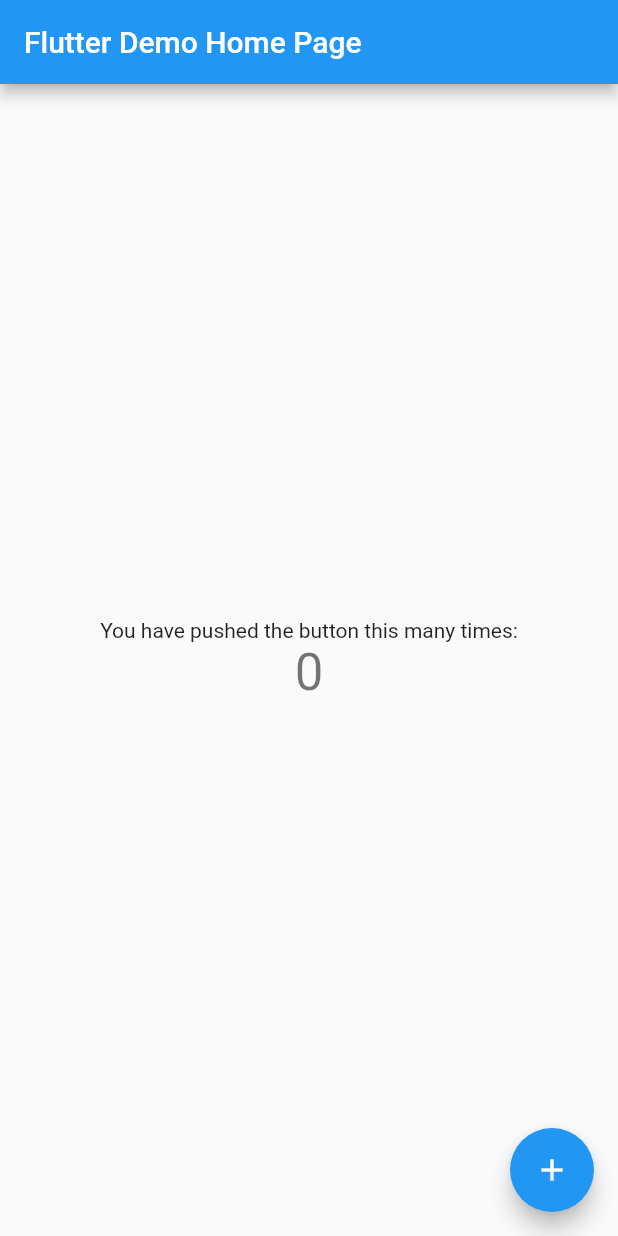
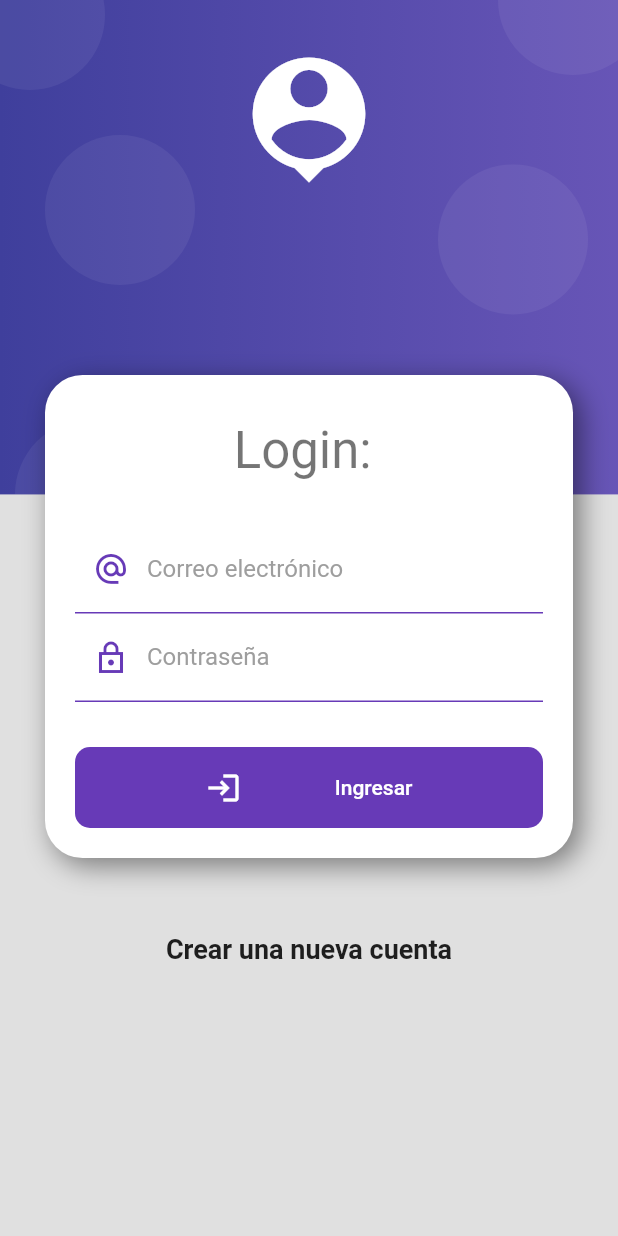
Before and after one commit to LuisPulenta/productos_app, a Flutter app: the screen it shows after launch, on a phone screen of 412 x 824 dp. Run offline on Flutter 3.47's test engine with Material 2 defaults, Android fonts, the phone set to English and light mode, and no system bars.

Commit message:
Video 215

```diff
--- a/lib/main.dart
+++ b/lib/main.dart
@@ -1,115 +1,21 @@
 import 'package:flutter/material.dart';
+import 'package:productos_app/screens/screens.dart';
 
-void main() {
-  runApp(const MyApp());
-}
+void main() => runApp(MyApp());
 
 class MyApp extends StatelessWidget {
-  const MyApp({Key? key}) : super(key: key);
-
-  // This widget is the root of your application.
   @override
   Widget build(BuildContext context) {
     return MaterialApp(
-      title: 'Flutter Demo',
-      theme: ThemeData(
-        // This is the theme of your application.
-        //
-        // Try running your application with "flutter run". You'll see the
-        // application has a blue toolbar. Then, without quitting the app, try
-        // changing the primarySwatch below to Colors.green and then invoke
-        // "hot reload" (press "r" in the console where you ran "flutter run",
-        // or simply save your changes to "hot reload" in a Flutter IDE).
-        // Notice that the counter didn't reset back to zero; the application
-        // is not restarted.
-        primarySwatch: Colors.blue,
-      ),
-      home: const MyHomePage(title: 'Flutter Demo Home Page'),
+      debugShowCheckedModeBanner: false,
+      title: 'Material App',
+      initialRoute: 'login',
+      routes: {
+        'login': (_) => LoginScreen(),
+        'home': (_) => HomeScreen(),
+      },
+      theme:
+          ThemeData.light().copyWith(scaffoldBackgroundColor: Colors.grey[300]),
     );
   }
 }
-
-class MyHomePage extends StatefulWidget {
-  const MyHomePage({Key? key, required this.title}) : super(key: key);
-
-  // This widget is the home page of your application. It is stateful, meaning
-  // that it has a State object (defined below) that contains fields that affect
-  // how it looks.
-
-  // This class is the configuration for the state. It holds the values (in this
-  // case the title) provided by the parent (in this case the App widget) and
-  // used by the build method of the State. Fields in a Widget subclass are
-  // always marked "final".
-
-  final String title;
-
-  @override
-  State<MyHomePage> createState() => _MyHomePageState();
-}
-
-class _MyHomePageState extends State<MyHomePage> {
-  int _counter = 0;
-
-  void _incrementCounter() {
-    setState(() {
-      // This call to setState tells the Flutter framework that something has
-      // changed in this State, which causes it to rerun the build method below
-      // so that the display can reflect the updated values. If we changed
-      // _counter without calling setState(), then the build method would not be
-      // called again, and so nothing would appear to happen.
-      _counter++;
-    });
-  }
-
-  @override
-  Widget build(BuildContext context) {
-    // This method is rerun every time setState is called, for instance as done
-    // by the _incrementCounter method above.
-    //
-    // The Flutter framework has been optimized to make rerunning build methods
-    // fast, so that you can just rebuild anything that needs updating rather
-    // than having to individually change instances of widgets.
-    return Scaffold(
-      appBar: AppBar(
-        // Here we take the value from the MyHomePage object that was created by
-        // the App.build method, and use it to set our appbar title.
-        title: Text(widget.title),
-      ),
-      body: Center(
-        // Center is a layout widget. It takes a single child and positions it
-        // in the middle of the parent.
-        child: Column(
-          // Column is also a layout widget. It takes a list of children and
-          // arranges them vertically. By default, it sizes itself to fit its
-          // children horizontally, and tries to be as tall as its parent.
-          //
-          // Invoke "debug painting" (press "p" in the console, choose the
-          // "Toggle Debug Paint" action from the Flutter Inspector in Android
-          // Studio, or the "Toggle Debug Paint" command in Visual Studio Code)
-          // to see the wireframe for each widget.
-          //
-          // Column has various properties to control how it sizes itself and
-          // how it positions its children. Here we use mainAxisAlignment to
-          // center the children vertically; the main axis here is the vertical
-          // axis because Columns are vertical (the cross axis would be
-          // horizontal).
-          mainAxisAlignment: MainAxisAlignment.center,
-          children: <Widget>[
-            const Text(
-              'You have pushed the button this many times:',
-            ),
-            Text(
-              '$_counter',
-              style: Theme.of(context).textTheme.headline4,
-            ),
-          ],
-        ),
-      ),
-      floatingActionButton: FloatingActionButton(
-        onPressed: _incrementCounter,
-        tooltip: 'Increment',
-        child: const Icon(Icons.add),
-      ), // This trailing comma makes auto-formatting nicer for build methods.
-    );
-  }
-}
--- /dev/null
+++ b/lib/providers/login_form_provider.dart
@@ -0,0 +1,22 @@
+import 'package:flutter/material.dart';
+
+class LoginFormProvider extends ChangeNotifier {
+  GlobalKey<FormState> formKey = new GlobalKey<FormState>();
+
+  String email = '';
+  String password = '';
+  bool _isLoading = false;
+
+  bool get isLoading => _isLoading;
+
+  set isLoading(bool value) {
+    _isLoading = value;
+    notifyListeners();
+  }
+
+  bool isValidForm() {
+    // print(formKey.currentState?.validate());
+    // print('$email - $password');
+    return formKey.currentState?.validate() ?? false;
+  }
+}
--- /dev/null
+++ b/lib/screens/home_screen.dart
@@ -0,0 +1,15 @@
+import 'package:flutter/material.dart';
+
+class HomeScreen extends StatelessWidget {
+  const HomeScreen({Key? key}) : super(key: key);
+
+  @override
+  Widget build(BuildContext context) {
+    return Scaffold(
+      appBar: AppBar(title: Text('HomeScreen')),
+      body: Center(
+        child: Text('HomeScreen'),
+      ),
+    );
+  }
+}
--- /dev/null
+++ b/lib/screens/login_screen.dart
@@ -0,0 +1,155 @@
+import 'package:flutter/material.dart';
+import 'package:productos_app/providers/login_form_provider.dart';
+import 'package:productos_app/ui/input_decorations.dart';
+import 'package:productos_app/widgets/widgets.dart';
+import 'package:provider/provider.dart';
+
+class LoginScreen extends StatelessWidget {
+  const LoginScreen({Key? key}) : super(key: key);
+
+  @override
+  Widget build(BuildContext context) {
+    return Scaffold(
+      //appBar: AppBar(title: Text('LoginScreen')),
+      body: AuthBackGround(
+        child: SingleChildScrollView(
+          child: Column(
+            children: [
+              SizedBox(
+                height: 250,
+              ),
+              CardContainer(
+                child: Column(children: [
+                  SizedBox(
+                    height: 10,
+                  ),
+                  Text(
+                    'Login: ',
+                    style: Theme.of(context).textTheme.headline4,
+                  ),
+                  SizedBox(
+                    height: 30,
+                  ),
+                  ChangeNotifierProvider(
+                    create: (_) => LoginFormProvider(),
+                    child: _LoginForm(),
+                  )
+                ]),
+              ),
+              SizedBox(
+                height: 50,
+              ),
+              Text(
+                'Crear una nueva cuenta',
+                style: TextStyle(fontSize: 18, fontWeight: FontWeight.bold),
+              ),
+              SizedBox(
+                height: 50,
+              ),
+            ],
+          ),
+        ),
+      ),
+    );
+  }
+}
+
+class _LoginForm extends StatelessWidget {
+  const _LoginForm({Key? key}) : super(key: key);
+
+  @override
+  Widget build(BuildContext context) {
+    final loginForm = Provider.of<LoginFormProvider>(context);
+
+    return Container(
+      child: Form(
+        key: loginForm.formKey,
+        autovalidateMode: AutovalidateMode.onUserInteraction,
+        child: Column(
+          children: [
+            TextFormField(
+              autocorrect: false,
+              keyboardType: TextInputType.emailAddress,
+              decoration: InputDecorations.authInputDecoration(
+                  hintText: 'correo@gmail.com',
+                  labelText: 'Correo electrónico',
+                  prefixIcon: Icons.alternate_email_outlined),
+              onChanged: (value) => loginForm.email = value,
+              validator: (value) {
+                String pattern =
+                    r'^(([^<>()[\]\\.,;:\s@\"]+(\.[^<>()[\]\\.,;:\s@\"]+)*)|(\".+\"))@((\[[0-9]{1,3}\.[0-9]{1,3}\.[0-9]{1,3}\.[0-9]{1,3}\])|(([a-zA-Z\-0-9]+\.)+[a-zA-Z]{2,}))$';
+                RegExp regExp = new RegExp(pattern);
+
+                return regExp.hasMatch(value ?? '')
+                    ? null
+                    : 'El correo ingresado no tiene un formato válido';
+              },
+            ),
+            TextFormField(
+              autocorrect: false,
+              obscureText: true,
+              keyboardType: TextInputType.emailAddress,
+              decoration: InputDecorations.authInputDecoration(
+                  hintText: '******',
+                  labelText: 'Contraseña',
+                  prefixIcon: Icons.lock_outline_sharp),
+              onChanged: (value) => loginForm.password = value,
+              validator: (value) {
+                if (value != null && value.length >= 6) return null;
+                return 'La contraseña debe tener al menos 6 caracteres';
+              },
+            ),
+            SizedBox(
+              height: 30,
+            ),
+            MaterialButton(
+              shape: RoundedRectangleBorder(
+                  borderRadius: BorderRadius.circular(10)),
+              onPressed: loginForm.isLoading
+                  ? null
+                  : () async {
+                      FocusScope.of(context).unfocus(); //Oculta el teclado
+                      if (!loginForm.isValidForm()) return;
+                      loginForm.isLoading = true;
+
+                      await Future.delayed(
+                        Duration(seconds: 2),
+                      );
+
+                      //TODO: validar si el Login es correcto
+                      loginForm.isLoading = false;
+
+                      Navigator.pushReplacementNamed(context, 'home');
+                    },
+              disabledColor: Colors.grey,
+              elevation: 0,
+              color: Colors.deepPurple,
+              child: Container(
+                padding: EdgeInsets.symmetric(horizontal: 40, vertical: 15),
+                child: Row(
+                  mainAxisAlignment: MainAxisAlignment.spaceAround,
+                  children: [
+                    loginForm.isLoading
+                        ? Container(
+                            width: 26,
+                            height: 26,
+                            child: CircularProgressIndicator(),
+                          )
+                        : Icon(
+                            Icons.login,
+                            color: Colors.white,
+                          ),
+                    Text(
+                      loginForm.isLoading ? 'Espere...' : 'Ingresar',
+                      style: TextStyle(color: Colors.white),
+                    ),
+                  ],
+                ),
+              ),
+            )
+          ],
+        ),
+      ),
+    );
+  }
+}
--- /dev/null
+++ b/lib/screens/screens.dart
@@ -0,0 +1,2 @@
+export 'package:productos_app/screens/home_screen.dart';
+export 'package:productos_app/screens/login_screen.dart';
--- /dev/null
+++ b/lib/ui/input_decorations.dart
@@ -0,0 +1,26 @@
+import 'package:flutter/material.dart';
+
+class InputDecorations {
+  static InputDecoration authInputDecoration({
+    required String hintText,
+    required String labelText,
+    IconData? prefixIcon,
+  }) {
+    return InputDecoration(
+      enabledBorder: const UnderlineInputBorder(
+        borderSide: BorderSide(
+          color: Colors.deepPurple,
+        ),
+      ),
+      focusedBorder: const UnderlineInputBorder(
+        borderSide: BorderSide(color: Colors.deepPurple, width: 2),
+      ),
+      hintText: hintText,
+      labelText: labelText,
+      labelStyle: const TextStyle(color: Colors.grey),
+      prefixIcon: prefixIcon != null
+          ? Icon(prefixIcon, color: Colors.deepPurple)
+          : null,
+    );
+  }
+}
--- /dev/null
+++ b/lib/widgets/auth_background.dart
@@ -0,0 +1,106 @@
+import 'package:flutter/material.dart';
+
+class AuthBackGround extends StatelessWidget {
+  final Widget child;
+
+  const AuthBackGround({Key? key, required this.child}) : super(key: key);
+
+  @override
+  Widget build(BuildContext context) {
+    return Container(
+      width: double.infinity,
+      height: double.infinity,
+      child: Stack(
+        children: [
+          _PurpleBox(),
+          HeaderIcon(),
+          child,
+        ],
+      ),
+    );
+  }
+}
+
+class HeaderIcon extends StatelessWidget {
+  const HeaderIcon({
+    Key? key,
+  }) : super(key: key);
+
+  @override
+  Widget build(BuildContext context) {
+    return SafeArea(
+      child: Container(
+        margin: EdgeInsets.only(top: 30),
+        width: double.infinity,
+        child: Icon(
+          Icons.person_pin,
+          color: Colors.white,
+          size: 100,
+        ),
+      ),
+    );
+  }
+}
+
+class _PurpleBox extends StatelessWidget {
+  const _PurpleBox({Key? key}) : super(key: key);
+
+  @override
+  Widget build(BuildContext context) {
+    final size = MediaQuery.of(context).size;
+    return Container(
+      width: double.infinity,
+      height: size.height * 0.4,
+      decoration: _purpleBackground(),
+      child: Stack(
+        children: [
+          Positioned(
+            child: _Bubble(),
+            top: 90,
+            left: 30,
+          ),
+          Positioned(
+            child: _Bubble(),
+            top: -40,
+            left: -30,
+          ),
+          Positioned(
+            child: _Bubble(),
+            top: -50,
+            right: -20,
+          ),
+          Positioned(
+            child: _Bubble(),
+            bottom: -50,
+            left: 10,
+          ),
+          Positioned(
+            child: _Bubble(),
+            bottom: 120,
+            right: 20,
+          ),
+        ],
+      ),
+    );
+  }
+
+  BoxDecoration _purpleBackground() => BoxDecoration(
+          gradient: LinearGradient(colors: [
+        Color.fromRGBO(63, 63, 156, 1),
+        Color.fromRGBO(90, 70, 178, 0.9),
+      ]));
+}
+
+class _Bubble extends StatelessWidget {
+  @override
+  Widget build(BuildContext context) {
+    return Container(
+      width: 100,
+      height: 100,
+      decoration: BoxDecoration(
+        borderRadius: BorderRadius.circular(100),
+        color: Color.fromRGBO(255, 255, 255, 0.06),
+      ),
+    );
+  }
+}
--- /dev/null
+++ b/lib/widgets/card_container.dart
@@ -0,0 +1,31 @@
+import 'package:flutter/material.dart';
+
+class CardContainer extends StatelessWidget {
+  final Widget child;
+
+  const CardContainer({Key? key, required this.child}) : super(key: key);
+
+  @override
+  Widget build(BuildContext context) {
+    return Padding(
+      padding: const EdgeInsets.symmetric(horizontal: 30),
+      child: Container(
+        padding: EdgeInsets.all(20),
+        width: double.infinity,
+        decoration: _createCardShape(),
+        child: child,
+      ),
+    );
+  }
+
+  BoxDecoration _createCardShape() => BoxDecoration(
+          color: Colors.white,
+          borderRadius: BorderRadius.circular(25),
+          boxShadow: [
+            BoxShadow(
+              color: Colors.black45,
+              blurRadius: 15,
+              offset: Offset(5, 5),
+            )
+          ]);
+}
--- /dev/null
+++ b/lib/widgets/widgets.dart
@@ -0,0 +1,2 @@
+export 'package:productos_app/widgets/auth_background.dart';
+export 'package:productos_app/widgets/card_container.dart';
```
Also changed, not shown: pubspec.yaml (+5 -15 lines), pubspec.lock, 1 other file.
